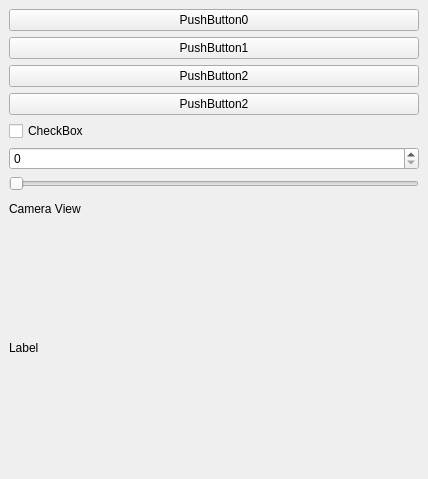
Qt form RWStudio_plug-ins/SamplePluginPA10/src/SamplePlugin.ui (CVH95/Verona) before a commit.
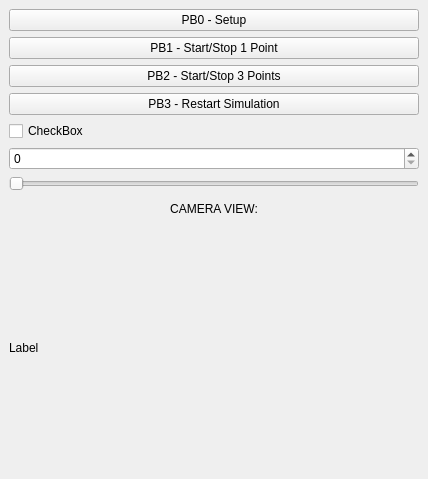
The same form after that commit.

Commit message: Tracking 1 and 3 points completed

The edit to the form file:
```diff
--- a/RWStudio_plug-ins/SamplePluginPA10/src/SamplePlugin.ui
+++ b/RWStudio_plug-ins/SamplePluginPA10/src/SamplePlugin.ui
@@ -20,28 +20,28 @@
       <item>
        <widget class="QPushButton" name="_btn0">
         <property name="text">
-         <string>PushButton0</string>
+         <string>PB0 - Setup</string>
         </property>
        </widget>
       </item>
       <item>
        <widget class="QPushButton" name="_btn1">
         <property name="text">
-         <string>PushButton1</string>
+         <string>PB1 - Start/Stop 1 Point</string>
         </property>
        </widget>
       </item>
       <item>
        <widget class="QPushButton" name="_btn2">
         <property name="text">
-         <string>PushButton2</string>
+         <string>PB2 - Start/Stop 3 Points</string>
         </property>
        </widget>
       </item>
       <item>
        <widget class="QPushButton" name="_btn3">
         <property name="text">
-         <string>PushButton2</string>
+         <string>PB3 - Restart Simulation</string>
         </property>
        </widget>
       </item>
@@ -71,7 +71,10 @@
          </size>
         </property>
         <property name="text">
-         <string>Camera View</string>
+         <string>CAMERA VIEW:</string>
+        </property>
+        <property name="alignment">
+         <set>Qt::AlignCenter</set>
         </property>
        </widget>
       </item>
```
Left out of the diff: 2 changed lines with no effect on the pictures. The commit also changes 14 other files.
